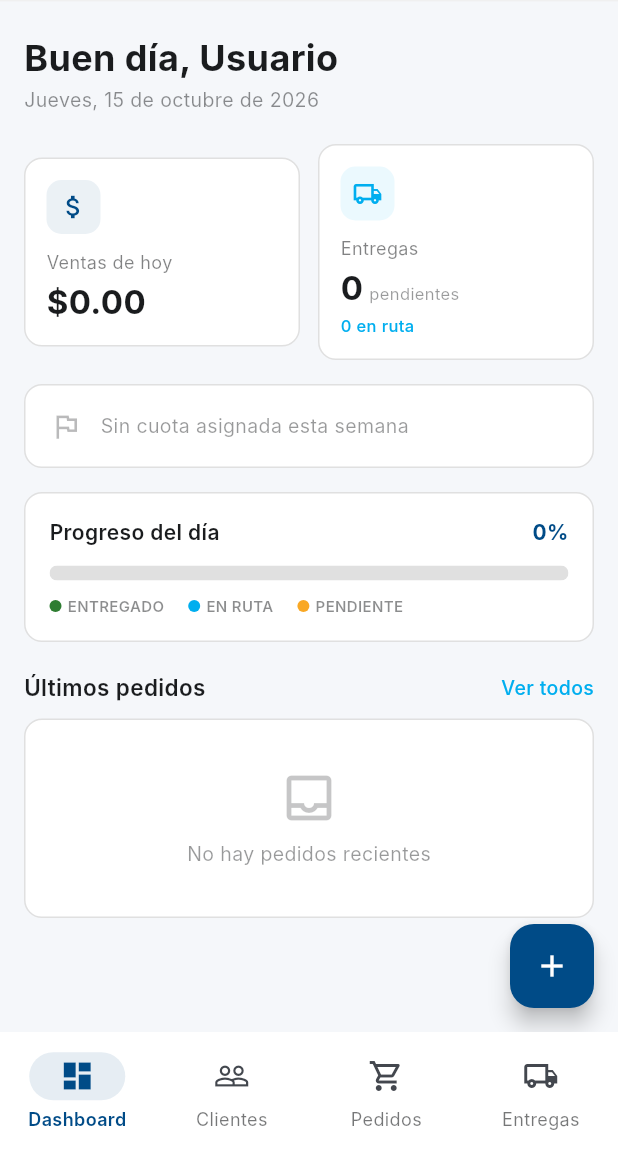
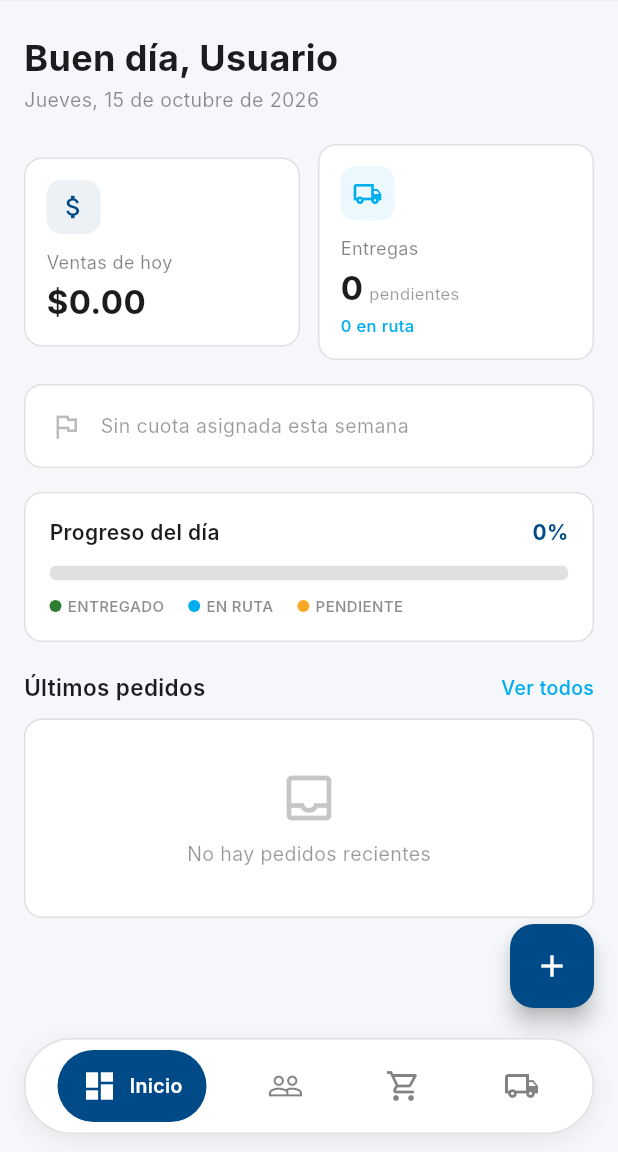
Before and after one commit to almaortizz/preventrack, a Flutter app: the HomeScreen screen opened by its route, on a phone screen of 412 x 824 dp, the part 84-1236 px from its top. Run offline on Flutter 3.47's test engine with Material 3 defaults, Android fonts, the phone set to English and light mode, and no system bars; our stand-ins replace flutter_map, geolocator, latlong2, permission_handler, shared_preferences, sqflite; missing offline and left inert: esc_pos_utils_plus, print_bluetooth_thermal; accounts and stored records are empty; network calls fail; Roboto replaces fonts that are missing (Inter).

Commit message:
App: barra de navegación flotante y corrección de botones y permisos
Barra flotante: la sección activa muestra ícono y nombre; las demás, solo ícono. Dashboard pasa a llamarse Inicio.

```diff
--- a/app_movil/preventrack/lib/screens/home_screen.dart
+++ b/app_movil/preventrack/lib/screens/home_screen.dart
@@ -2,8 +2,9 @@ import 'package:flutter/material.dart';
 import 'package:provider/provider.dart';
 import '../config/app_theme.dart';
 import '../providers/auth_provider.dart';
-import '../services/api_service.dart';
+import '../services/jornada_service.dart';
 import '../services/ubicacion_service.dart';
+import '../widgets/barra_navegacion_flotante.dart';
 import 'dashboard_screen.dart';
 import 'dashboard_admin_screen.dart';
 import 'clientes_screen.dart';
@@ -33,17 +34,9 @@ class _HomeScreenState extends State<HomeScreen> {
   // sin que tenga que volver a entrar a la pantalla de Jornada Laboral.
   Future<void> _reanudarUbicacionSiHayJornadaActiva() async {
     try {
-      final result = await ApiService().get('jornadas');
-      if (result['statusCode'] != 200) return;
-
-      final data = result['data'];
-      final jornadas = data is List ? data : (data['data'] ?? []);
-
-      final hayActiva = jornadas.any(
-        (j) => j['hora_inicio'] != null && j['hora_fin'] == null,
-      );
-
-      if (hayActiva) {
+      // Solo la jornada de quien inició sesión (incluye la iniciada sin
+      // conexión)
+      if (await JornadaService.tieneJornadaActiva()) {
         UbicacionService.instancia.iniciar();
       }
     } catch (_) {
@@ -59,7 +52,9 @@ class _HomeScreenState extends State<HomeScreen> {
   List<Widget> _getScreens(bool admin) {
     if (admin) {
       return [
-        DashboardAdminScreen(),
+        DashboardAdminScreen(
+          onVerPedidos: () => setState(() => _selectedIndex = 2),
+        ),
         ClientesScreen(),
         PedidosScreen(),
         EntregasScreen(),
@@ -294,34 +289,25 @@ class _HomeScreenState extends State<HomeScreen> {
         ),
       ),
       body: screens[_selectedIndex],
-      bottomNavigationBar: NavigationBar(
-        selectedIndex: _selectedIndex,
-        onDestinationSelected: (index) {
-          setState(() => _selectedIndex = index);
-        },
-        backgroundColor: AppColors.white,
-        surfaceTintColor: AppColors.white,
-        indicatorColor: AppColors.primary.withValues(alpha: 0.1),
-        destinations: const [
-          NavigationDestination(
-            icon: Icon(Icons.dashboard_outlined),
-            selectedIcon: Icon(Icons.dashboard, color: AppColors.primary),
-            label: 'Dashboard',
+      bottomNavigationBar: BarraNavegacionFlotante(
+        indice: _selectedIndex,
+        onCambio: (index) => setState(() => _selectedIndex = index),
+        secciones: const [
+          SeccionNavegacion(
+            Icons.dashboard_outlined,
+            Icons.dashboard,
+            'Inicio',
           ),
-          NavigationDestination(
-            icon: Icon(Icons.people_outline),
-            selectedIcon: Icon(Icons.people, color: AppColors.primary),
-            label: 'Clientes',
+          SeccionNavegacion(Icons.people_outline, Icons.people, 'Clientes'),
+          SeccionNavegacion(
+            Icons.shopping_cart_outlined,
+            Icons.shopping_cart,
+            'Pedidos',
           ),
-          NavigationDestination(
-            icon: Icon(Icons.shopping_cart_outlined),
-            selectedIcon: Icon(Icons.shopping_cart, color: AppColors.primary),
-            label: 'Pedidos',
-          ),
-          NavigationDestination(
-            icon: Icon(Icons.local_shipping_outlined),
-            selectedIcon: Icon(Icons.local_shipping, color: AppColors.primary),
-            label: 'Entregas',
+          SeccionNavegacion(
+            Icons.local_shipping_outlined,
+            Icons.local_shipping,
+            'Entregas',
           ),
         ],
       ),
--- /dev/null
+++ b/app_movil/preventrack/lib/widgets/barra_navegacion_flotante.dart
@@ -0,0 +1,130 @@
+import 'package:flutter/material.dart';
+import '../config/app_theme.dart';
+
+class SeccionNavegacion {
+  final IconData icono;
+  final IconData iconoActivo;
+  final String nombre;
+
+  const SeccionNavegacion(this.icono, this.iconoActivo, this.nombre);
+}
+
+// Barra de navegación inferior flotante (cápsula). La sección activa muestra
+// ícono y nombre en una pastilla azul; las demás, solo el ícono (su nombre
+// aparece al mantenerlo presionado y lo leen los lectores de pantalla).
+class BarraNavegacionFlotante extends StatelessWidget {
+  final int indice;
+  final ValueChanged<int> onCambio;
+  final List<SeccionNavegacion> secciones;
+
+  const BarraNavegacionFlotante({
+    super.key,
+    required this.indice,
+    required this.onCambio,
+    required this.secciones,
+  });
+
+  @override
+  Widget build(BuildContext context) {
+    // SafeArea: no encimarse con la barra de gestos de Android
+    return SafeArea(
+      top: false,
+      child: Padding(
+        padding: const EdgeInsets.fromLTRB(16, 4, 16, 12),
+        child: Container(
+          height: 64,
+          padding: const EdgeInsets.symmetric(horizontal: 8),
+          decoration: BoxDecoration(
+            color: AppColors.white,
+            borderRadius: BorderRadius.circular(32),
+            border: Border.all(color: AppColors.cardBorder),
+            boxShadow: [
+              BoxShadow(
+                color: AppColors.textPrimary.withValues(alpha: 0.08),
+                blurRadius: 12,
+                offset: const Offset(0, 4),
+              ),
+            ],
+          ),
+          child: Row(
+            mainAxisAlignment: MainAxisAlignment.spaceAround,
+            children: [
+              for (var i = 0; i < secciones.length; i++)
+                _Boton(
+                  seccion: secciones[i],
+                  activo: i == indice,
+                  onTap: () => onCambio(i),
+                ),
+            ],
+          ),
+        ),
+      ),
+    );
+  }
+}
+
+class _Boton extends StatelessWidget {
+  final SeccionNavegacion seccion;
+  final bool activo;
+  final VoidCallback onTap;
+
+  const _Boton({
+    required this.seccion,
+    required this.activo,
+    required this.onTap,
+  });
+
+  @override
+  Widget build(BuildContext context) {
+    final boton = Semantics(
+      button: true,
+      selected: activo,
+      label: seccion.nombre,
+      excludeSemantics: true,
+      child: InkWell(
+        onTap: onTap,
+        borderRadius: BorderRadius.circular(24),
+        child: AnimatedContainer(
+          duration: const Duration(milliseconds: 250),
+          curve: Curves.easeOut,
+          height: 48,
+          padding: EdgeInsets.symmetric(horizontal: activo ? 16 : 14),
+          decoration: BoxDecoration(
+            color: activo ? AppColors.primary : Colors.transparent,
+            borderRadius: BorderRadius.circular(24),
+          ),
+          child: AnimatedSize(
+            duration: const Duration(milliseconds: 250),
+            curve: Curves.easeOut,
+            child: Row(
+              mainAxisSize: MainAxisSize.min,
+              children: [
+                Icon(
+                  activo ? seccion.iconoActivo : seccion.icono,
+                  size: 24,
+                  color: activo
+                      ? Colors.white
+                      : AppColors.textPrimary.withValues(alpha: 0.55),
+                ),
+                if (activo) ...[
+                  const SizedBox(width: 8),
+                  Text(
+                    seccion.nombre,
+                    style: const TextStyle(
+                      color: Colors.white,
+                      fontSize: 13,
+                      fontWeight: FontWeight.w600,
+                    ),
+                  ),
+                ],
+              ],
+            ),
+          ),
+        ),
+      ),
+    );
+
+    // Sin nombre visible: se muestra al mantener presionado
+    return activo ? boton : Tooltip(message: seccion.nombre, child: boton);
+  }
+}
```
Also changed, not shown: app_movil/preventrack/lib/screens/dashboard_admin_screen.dart (+31 -22 lines), app_movil/preventrack/lib/screens/detalle_cliente_screen.dart (+41 -15 lines), app_movil/preventrack/lib/screens/entregas_screen.dart (+6 -6 lines), app_movil/preventrack/lib/screens/pedidos_screen.dart (+12 -3 lines), 3 other files.
